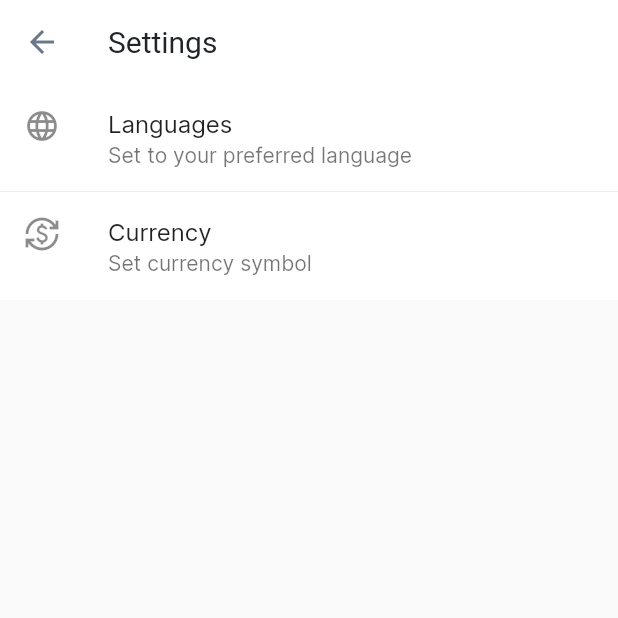
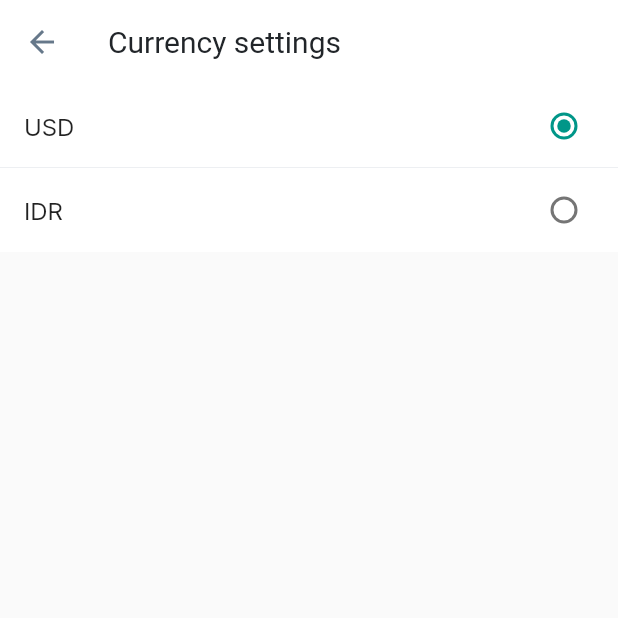
Before and after one commit to mirhasalh/flutter_receipt_app, a Flutter app: the SettingsPage screen opened by its route, after a tap on "Currency", on a phone screen of 412 x 824 dp, the top half of it. Run offline on Flutter 3.47's test engine with Material 2 defaults, Android fonts, the phone set to English and light mode, and no system bars; our stand-ins replace flutter_speed_dial, flutter_svg, hooks_riverpod, isar, shared_preferences; accounts and stored records are empty; generated files the repository leaves out were written again.

Commit message:
Complete currency settings

```diff
--- /dev/null
+++ b/lib/src/page/currency_settings_page.dart
@@ -0,0 +1,74 @@
+import 'package:flutter/material.dart';
+import 'package:flutter_receipt_app/src/utils/locale_utils.dart';
+import 'package:flutter_receipt_app/src/utils/prefs_utils.dart';
+
+class CurrencySettingsPage extends StatefulWidget {
+  static const routeName = '/currencySettings';
+
+  const CurrencySettingsPage({super.key, required this.index});
+
+  final int index;
+
+  @override
+  State<CurrencySettingsPage> createState() => _CurrencySettingsPageState();
+}
+
+class _CurrencySettingsPageState extends State<CurrencySettingsPage> {
+  late Currency _currency;
+  late final _tileColor = Colors.white;
+  final _controlAffinity = ListTileControlAffinity.trailing;
+
+  @override
+  void initState() {
+    super.initState();
+    _currency = LocaleUtils().getCurrency(widget.index);
+  }
+
+  @override
+  Widget build(BuildContext context) {
+    return Scaffold(
+      appBar: AppBar(
+        title: const Text('Currency settings'),
+      ),
+      body: ListView(
+        children: [
+          RadioListTile(
+            value: Currency.en,
+            groupValue: _currency,
+            onChanged: (currency) {
+              setState(() {
+                _currency = currency!;
+              });
+
+              PrefsUtils().setLocaleForCurrencyIndex(0);
+            },
+            tileColor: _tileColor,
+            title: const Text('USD'),
+            controlAffinity: _controlAffinity,
+          ),
+          const Divider(height: 0.0),
+          RadioListTile(
+            value: Currency.id,
+            groupValue: _currency,
+            onChanged: (currency) {
+              setState(() {
+                _currency = currency!;
+              });
+
+              PrefsUtils().setLocaleForCurrencyIndex(1);
+            },
+            tileColor: _tileColor,
+            title: const Text('IDR'),
+            controlAffinity: _controlAffinity,
+          ),
+        ],
+      ),
+    );
+  }
+}
+
+class CurrencySettingsArgs {
+  CurrencySettingsArgs(this.index);
+
+  final int index;
+}
--- a/lib/src/page/document_page.dart
+++ b/lib/src/page/document_page.dart
@@ -1,6 +1,7 @@
 import 'package:flutter_receipt_app/src/common.dart';
 import 'package:flutter_receipt_app/src/page/pages.dart';
 import 'package:flutter_receipt_app/src/palette.dart';
+import 'package:flutter_receipt_app/src/utils/nav_utils.dart';
 import 'package:flutter_speed_dial/flutter_speed_dial.dart';
 
 class DocumentPage extends StatelessWidget {
@@ -27,9 +28,7 @@ class DocumentPage extends StatelessWidget {
             child: const Icon(Icons.add),
           ),
           SpeedDialChild(
-            onTap: () {
-              Navigator.of(context).pushNamed(ItemPage.routeName);
-            },
+            onTap: () => NavUtils().toItemPage(context),
             label: AppLocalizations.of(context)!.seeAllItems,
             labelStyle: const TextStyle(color: Palette.eerieBlack),
             foregroundColor: Palette.eerieBlack,
--- a/lib/src/page/pages.dart
+++ b/lib/src/page/pages.dart
@@ -1,5 +1,6 @@
 export 'package:flutter_receipt_app/src/page/add_item_page.dart';
 export 'package:flutter_receipt_app/src/page/auth_page.dart';
+export 'package:flutter_receipt_app/src/page/currency_settings_page.dart';
 export 'package:flutter_receipt_app/src/page/document_page.dart';
 export 'package:flutter_receipt_app/src/page/item_details_page.dart';
 export 'package:flutter_receipt_app/src/page/item_page.dart';
--- a/lib/src/page/settings_page.dart
+++ b/lib/src/page/settings_page.dart
@@ -1,5 +1,6 @@
 import 'package:flutter_receipt_app/src/common.dart';
 import 'package:flutter_receipt_app/src/page/pages.dart';
+import 'package:flutter_receipt_app/src/utils/prefs_utils.dart';
 
 class SettingsPage extends StatelessWidget {
   static const routeName = '/settings';
@@ -27,7 +28,14 @@ class SettingsPage extends StatelessWidget {
           ),
           const Divider(height: 0.0),
           ListTile(
-            onTap: () {},
+            onTap: () {
+              PrefsUtils().getLocaleForCurrencyIndex().then(
+                    (index) => Navigator.of(context).pushNamed(
+                      CurrencySettingsPage.routeName,
+                      arguments: CurrencySettingsArgs(index),
+                    ),
+                  );
+            },
             tileColor: Colors.white,
             leading: const Icon(Icons.currency_exchange),
             title: const Text('Currency'),
--- a/lib/src/route.dart
+++ b/lib/src/route.dart
@@ -16,7 +16,10 @@ Route<dynamic> generateRoute(RouteSettings settings) {
         builder: (_) => LanguageSettingsPage(locale: args.locale),
       );
     case '/item':
-      return TimedPageRoute(builder: (_) => const ItemPage());
+      final args = settings.arguments as ItemPageArgs;
+      return TimedPageRoute(
+        builder: (_) => ItemPage(locale: args.locale, symbol: args.symbol),
+      );
     case '/addItem':
       return TimedPageRoute(builder: (_) => const AddItemPage());
     case '/supplier':
@@ -24,6 +27,11 @@ Route<dynamic> generateRoute(RouteSettings settings) {
     case '/itemsDetails':
       final args = settings.arguments as ItemDetailsArgs;
       return TimedPageRoute(builder: (_) => ItemDetailsPage(item: args.item));
+    case '/currencySettings':
+      final args = settings.arguments as CurrencySettingsArgs;
+      return TimedPageRoute(
+        builder: (_) => CurrencySettingsPage(index: args.index),
+      );
     default:
       return TimedPageRoute(builder: (_) => const AuthPage());
   }
--- /dev/null
+++ b/lib/src/utils/locale_utils.dart
@@ -0,0 +1,32 @@
+enum Locales { en, id }
+
+enum Currency { en, id }
+
+class LocaleUtils {
+  var localeAndSymbol = [
+    {'locale': 'en_US', 'symbol': '\$'},
+    {'locale': 'id_ID', 'symbol': 'Rp'}
+  ];
+
+  Locales getLang(String locale) {
+    switch (locale) {
+      case 'en_US':
+        return Locales.en;
+      case 'id_ID':
+        return Locales.id;
+      default:
+        return Locales.en;
+    }
+  }
+
+  Currency getCurrency(int index) {
+    switch (index) {
+      case 0:
+        return Currency.en;
+      case 1:
+        return Currency.id;
+      default:
+        return Currency.en;
+    }
+  }
+}
--- a/lib/src/utils/prefs_utils.dart
+++ b/lib/src/utils/prefs_utils.dart
@@ -1,21 +1,21 @@
 import 'package:shared_preferences/shared_preferences.dart';
 
-const kLocaleForCurrency = 'locale';
+const kLocaleForCurrencyIndex = 'locale';
 
 class PrefsUtils {
-  Future<String> getLocaleForCurrency() async {
+  Future<int> getLocaleForCurrencyIndex() async {
     final prefs = await SharedPreferences.getInstance();
 
-    if (prefs.getString(kLocaleForCurrency).isEmpty) {
-      return 'en_US';
+    if (prefs.getInt(kLocaleForCurrencyIndex) == null) {
+      prefs.setInt(kLocaleForCurrencyIndex, 0);
     }
 
-    return prefs.getString(kLocaleForCurrency);
+    return prefs.getInt(kLocaleForCurrencyIndex)!;
   }
 
-  Future<void> setLocaleForCurrency(String locale) async {
+  Future<void> setLocaleForCurrencyIndex(int index) async {
     final prefs = await SharedPreferences.getInstance();
 
-    prefs.setString(kLocaleForCurrency, locale);
+    prefs.setInt(kLocaleForCurrencyIndex, index);
   }
 }
--- a/pubspec.yaml
+++ b/pubspec.yaml
@@ -45,7 +45,7 @@ dependencies:
   flutter_hooks: ^0.18.5+1
   flutter_svg: ^1.1.6
   hooks_riverpod: ^2.1.1
-  shared_preferences: ^0.5.5
+  shared_preferences: ^2.0.15
 
 dev_dependencies:
   flutter_test:
```
Also changed, not shown: lib/src/page/add_item_page.dart (+8 -2 lines), lib/src/page/item_page.dart (+15 -12 lines), lib/src/page/language_settings_page.dart (+5 -17 lines), lib/src/utils/nav_utils.dart (added, +19 -0 lines), pubspec.lock.
